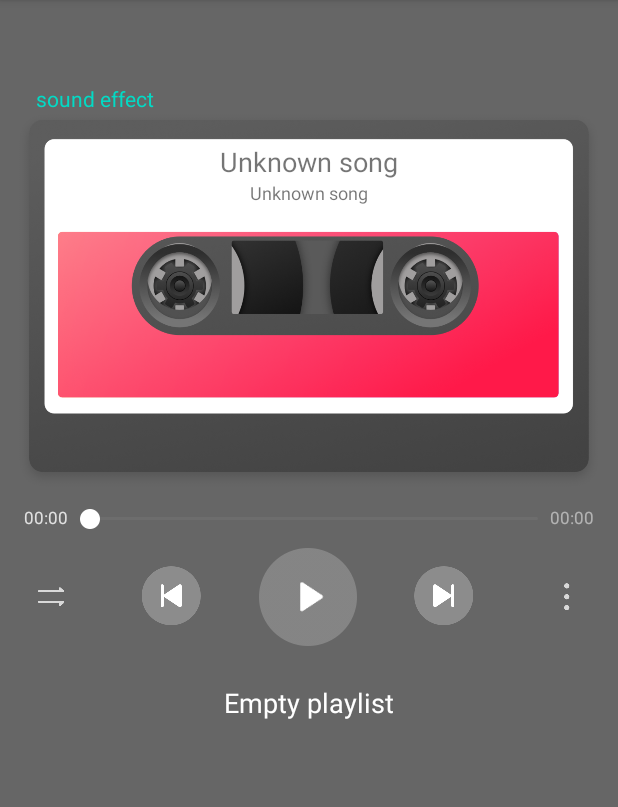
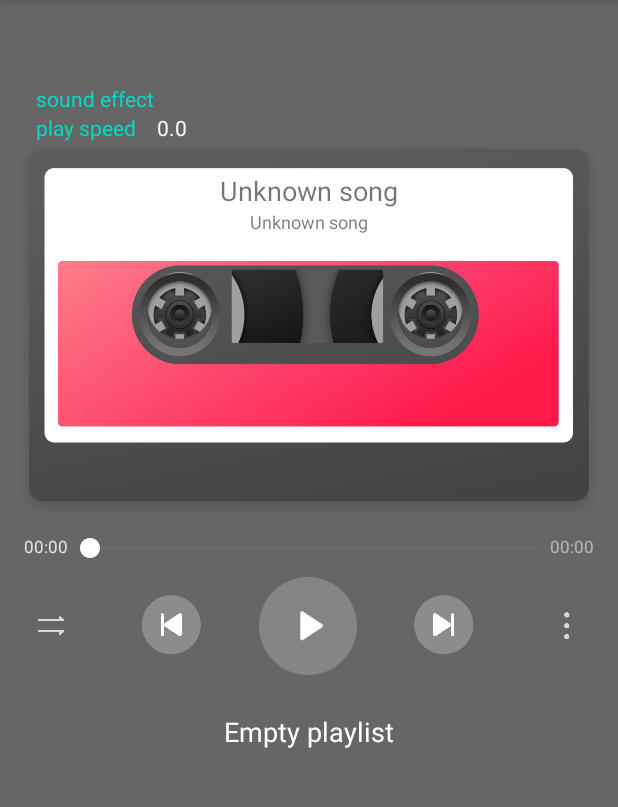
Before and after one commit to HMS-Core/hms-audio-demo, an Android app: the screen it shows after launch (MainActivity), on a phone screen of 412 x 824 dp, the part 84-891 px from its top. Run offline under Robolectric (Android 15) with nearby library versions, the phone set to English and light mode, and no system bars; 22 statements that could not run were skipped.

Commit message:
Update app/gradle

```diff
--- a/app/build.gradle
+++ b/app/build.gradle
@@ -49,7 +49,7 @@ dependencies {
     //noinspection GradleCompatible
     implementation 'androidx.appcompat:appcompat:1.1.0'
     implementation 'androidx.constraintlayout:constraintlayout:1.1.3'
-    implementation 'com.huawei.hms:audiokit-player:1.3.0.300'
+    implementation 'com.huawei.hms:audiokit-player:1.6.0.300'
     implementation 'com.google.android.material:material:1.1.0'
     implementation 'com.alibaba.android:vlayout:1.2.36'
 }
--- a/app/src/main/java/com/huawei/hms/audiokitdemo/MainActivity.java
+++ b/app/src/main/java/com/huawei/hms/audiokitdemo/MainActivity.java
@@ -21,6 +21,7 @@ import android.app.AlertDialog;
 import android.content.DialogInterface;
 import android.content.Intent;
 import android.content.pm.PackageManager;
+import android.os.Build;
 import android.os.Bundle;
 import android.util.Log;
 import android.view.View;
@@ -66,6 +67,8 @@ public class MainActivity extends AppCompatActivity implements View.OnClickListe
     private TextView mSongName;
 
     private TextView mSingerName;
+
+    private TextView mCurrentPlaySpeed;
 
     private static class CacheDialogNegativeButtonClickListener implements DialogInterface.OnClickListener {
         @Override
@@ -166,15 +169,20 @@ public class MainActivity extends AppCompatActivity implements View.OnClickListe
                 mNowPlayingFragment.updatePlayingPos();
             }
             PlayModeUtils.getInstance().updatePlayMode(MainActivity.this, mPlayModeView);
+            if (mCurrentPlaySpeed != null) {
+                mCurrentPlaySpeed.setText(PlayHelper.getInstance().getPlaySpeed()+"");
+            }
         }
     };
-
 
     @Override
     protected void onResume() {
         super.onResume();
         checkReadPermission();
         PlayModeUtils.getInstance().updatePlayMode(this, mPlayModeView);
+        if (mCurrentPlaySpeed != null) {
+            mCurrentPlaySpeed.setText(PlayHelper.getInstance().getPlaySpeed()+"");
+        }
     }
 
     @Override
@@ -213,6 +221,10 @@ public class MainActivity extends AppCompatActivity implements View.OnClickListe
 
         mPlayModeView = ViewUtils.findViewById(this, R.id.playmode_imagebutton);
         mPlayModeView.setOnClickListener(this);
+
+        TextView mPlaySpeed = ViewUtils.findViewById(this, R.id.tv_play_speed);
+        mPlaySpeed.setOnClickListener(this);
+        mCurrentPlaySpeed = ViewUtils.findViewById(this, R.id.tv_cur_play_speed);
     }
 
     private void addFragment(int id, Fragment fragment) {
@@ -233,6 +245,9 @@ public class MainActivity extends AppCompatActivity implements View.OnClickListe
                 break;
             case R.id.setting_content_layout:
                 showMenuDialog();
+                break;
+            case R.id.tv_play_speed:
+                showPlaySpeedMenuDialog();
                 break;
             default:
                 break;
@@ -255,12 +270,37 @@ public class MainActivity extends AppCompatActivity implements View.OnClickListe
      * checkReadPermission
      */
     private void checkReadPermission() {
-        if (ContextCompat.checkSelfPermission(this,
-                Manifest.permission.WRITE_EXTERNAL_STORAGE) != PackageManager.PERMISSION_GRANTED) {
-            ActivityCompat.requestPermissions(this,
-                    new String[]{Manifest.permission.WRITE_EXTERNAL_STORAGE, Manifest.permission.READ_EXTERNAL_STORAGE},
-                    1);
+        Log.i(TAG, "checkReadPermission： " + Build.VERSION.SDK_INT);
+        String permission;
+        if (Build.VERSION.SDK_INT >= Build.VERSION_CODES.TIRAMISU) {
+            permission = Manifest.permission.READ_MEDIA_VIDEO;
+        } else {
+            permission = Manifest.permission.READ_EXTERNAL_STORAGE;
         }
+        boolean readIsGranted = ContextCompat.checkSelfPermission(this, permission) == PackageManager.PERMISSION_GRANTED;
+        Log.i(TAG, "checkReadPermission： readIsGranted == " + readIsGranted);
+        if (readIsGranted) {
+            return;
+        }
+        ActivityCompat.requestPermissions(this,
+                new String[]{permission},
+                1);
+    }
+
+    /**
+     * 展示设置倍速弹框
+     */
+    private void showPlaySpeedMenuDialog() {
+        AlertDialog.Builder builder = new AlertDialog.Builder(this);
+        builder.setItems(R.array.menu_play_speed_items, new DialogInterface.OnClickListener() {
+            @Override
+            public void onClick(DialogInterface dialog, int which) {
+                Log.i(TAG, "showPlaySpeedMenuDialog,which: " + which);
+                PlayHelper.getInstance().setPlaySpeed(which);
+                mCurrentPlaySpeed.setText(PlayHelper.getInstance().getPlaySpeed()+"");
+            }
+        });
+        builder.create().show();
     }
 
     private void showMenuDialog() {
--- a/app/src/main/java/com/huawei/hms/audiokitdemo/bean/OrdinaryBean.java
+++ b/app/src/main/java/com/huawei/hms/audiokitdemo/bean/OrdinaryBean.java
@@ -7,8 +7,6 @@ public class OrdinaryBean {
     public boolean using;
 
     public String resId;
-
-    public int type;
 
     public OrdinaryBean(String name) {
         this.name = name;
--- a/app/src/main/java/com/huawei/hms/audiokitdemo/constant/SampleData.java
+++ b/app/src/main/java/com/huawei/hms/audiokitdemo/constant/SampleData.java
@@ -23,7 +23,6 @@ import android.provider.MediaStore;
 import android.util.Log;
 
 import com.huawei.hms.api.bean.HwAudioPlayItem;
-import com.huawei.hms.audiokitdemo.R;
 
 import java.io.File;
 import java.util.ArrayList;
@@ -45,29 +44,30 @@ public class SampleData {
      */
     public List<HwAudioPlayItem> getOnlinePlaylist() {
         List<HwAudioPlayItem> playItemList = new ArrayList<>();
-        HwAudioPlayItem audioPlayItem1 = new HwAudioPlayItem();
-        audioPlayItem1.setAudioId("1000");
-        audioPlayItem1.setSinger("Taoge");
-        audioPlayItem1.setOnlinePath("https://lfmusicservice.hwcloudtest.cn:18084/HMS/audio/Taoge-chengshilvren.mp3");
-        audioPlayItem1.setOnline(1);
-        audioPlayItem1.setAudioTitle("chengshilvren");
-        playItemList.add(audioPlayItem1);
+        HwAudioPlayItem audioPlayItem4 = new HwAudioPlayItem();
+        audioPlayItem4.setAudioId("1003");
+        audioPlayItem4.setSinger("李昊瀚");
+        audioPlayItem4.setOnlinePath("http://mpge.5nd.com/2007/2007new/s/11670/7.mp3");
+        audioPlayItem4.setOnline(1);
+        audioPlayItem4.setAudioTitle("如果爱能早些说出来");
+        playItemList.add(audioPlayItem4);
 
-        HwAudioPlayItem audioPlayItem2 = new HwAudioPlayItem();
-        audioPlayItem2.setAudioId("1001");
-        audioPlayItem2.setSinger("Taoge");
-        audioPlayItem2.setOnlinePath("https://lfmusicservice.hwcloudtest.cn:18084/HMS/audio/Taoge-dayu.mp3");
-        audioPlayItem2.setOnline(1);
-        audioPlayItem2.setAudioTitle("dayu");
-        playItemList.add(audioPlayItem2);
+        HwAudioPlayItem audioPlayItem5 = new HwAudioPlayItem();
+        audioPlayItem5.setAudioId("1004");
+        audioPlayItem5.setSinger("沙宝亮");
+        audioPlayItem5.setOnlinePath("http://mpge.5nd.com/2010/2010b/2013-9-22/60951/8.mp3");
+        audioPlayItem5.setOnline(1);
+        audioPlayItem5.setAudioTitle("爱的省略号");
+        playItemList.add(audioPlayItem5);
 
-        HwAudioPlayItem audioPlayItem3 = new HwAudioPlayItem();
-        audioPlayItem3.setAudioId("1002");
-        audioPlayItem3.setSinger("Taoge");
-        audioPlayItem3.setOnlinePath("https://lfmusicservice.hwcloudtest.cn:18084/HMS/audio/Taoge-wangge.mp3");
-        audioPlayItem3.setOnline(1);
-        audioPlayItem3.setAudioTitle("wangge");
-        playItemList.add(audioPlayItem3);
+        HwAudioPlayItem audioPlayItem6 = new HwAudioPlayItem();
+        audioPlayItem6.setAudioId("1005");
+        audioPlayItem6.setSinger("徐誉滕");
+        audioPlayItem6.setOnlinePath("http://mpge.5nd.com/2015/2015-3-9/66167/2.mp3");
+        audioPlayItem6.setOnline(1);
+        audioPlayItem6.setAudioTitle("偶尔回忆");
+        playItemList.add(audioPlayItem6);
+
         return playItemList;
     }
 
--- a/app/src/main/java/com/huawei/hms/audiokitdemo/sdk/PlayHelper.java
+++ b/app/src/main/java/com/huawei/hms/audiokitdemo/sdk/PlayHelper.java
@@ -73,6 +73,11 @@ public class PlayHelper {
     private SampleData sampleData = new SampleData();
 
     private HwAudioEffectManager effectManager;
+
+    /**
+     * 倍率数组
+     */
+    private String[] speedValues = {"0.5", "0.75", "1", "1.25", "1.5", "2"};
 
     private PlayHelper() {
     }
@@ -539,4 +544,31 @@ public class PlayHelper {
         size = Math.min(size, 200 * SIZE_M);
         mHwAudioConfigManager.setPlayCacheSize(size * SIZE_M);
     }
+
+    /**
+     * set Play Speed
+     *
+     * @param index
+     */
+    public void setPlaySpeed(int index){
+        Log.i(TAG, "setPlaySpeed: " + index);
+        if (mHwAudioPlayerManager == null) {
+            Log.w(TAG, "setPlaySpeed err");
+            return;
+        }
+        mHwAudioPlayerManager.setPlaySpeed(Float.valueOf(speedValues[index]));
+    }
+
+    /**
+     * get Play Speed
+     *
+     */
+    public float getPlaySpeed(){
+        Log.i(TAG, "getPlaySpeed");
+        if (mHwAudioPlayerManager == null) {
+            Log.w(TAG, "getPlaySpeed err");
+            return 0;
+        }
+        return mHwAudioPlayerManager.getPlaySpeed();
+    }
 }
--- a/app/src/main/java/com/huawei/hms/audiokitdemo/sdk/SubINotificationFactory.java
+++ b/app/src/main/java/com/huawei/hms/audiokitdemo/sdk/SubINotificationFactory.java
@@ -132,7 +132,8 @@ public class SubINotificationFactory implements INotificationFactory {
         Log.i(TAG, "getCancelPendingIntent");
         Intent closeIntent = new Intent(PlayActions.CANCEL_NOTIFICATION);
         closeIntent.setPackage(application.getPackageName());
-        return PendingIntent.getBroadcast(application, 2, closeIntent, PendingIntent.FLAG_UPDATE_CURRENT);
+        return PendingIntent.getBroadcast(application, 2, closeIntent,
+                Build.VERSION.SDK_INT > Build.VERSION_CODES.R ? PendingIntent.FLAG_IMMUTABLE : PendingIntent.FLAG_UPDATE_CURRENT);
     }
 
     /**
@@ -145,6 +146,7 @@ public class SubINotificationFactory implements INotificationFactory {
         intent.addCategory("android.intent.category.LAUNCHER");
         intent.setClass(application.getBaseContext(), MainActivity.class);
         intent.setFlags(Intent.FLAG_ACTIVITY_NEW_TASK | Intent.FLAG_ACTIVITY_RESET_TASK_IF_NEEDED);
-        return PendingIntent.getActivity(application, 0, intent, 0);
+        return PendingIntent.getActivity(application, 0, intent,
+                Build.VERSION.SDK_INT > Build.VERSION_CODES.R ? PendingIntent.FLAG_IMMUTABLE : 0);
     }
 }
--- a/app/src/main/java/com/huawei/hms/audiokitdemo/ui/effect/SoundEffectChosenFragment.java
+++ b/app/src/main/java/com/huawei/hms/audiokitdemo/ui/effect/SoundEffectChosenFragment.java
@@ -180,6 +180,7 @@ public class SoundEffectChosenFragment extends BaseUIFragment {
             // sound effect set success
             if (i == 0) {
                 chooseAdapter.setSelect(pos, true);
+                SoundEffectHelper.getInstance().setSoundChosenLightOn(true);
                 chosenSoundEffectSwitchAdapter.notifyDataSetChanged();
             }
         }
--- a/app/src/main/java/com/huawei/hms/audiokitdemo/ui/effect/SoundEffectOrdinaryFragment.java
+++ b/app/src/main/java/com/huawei/hms/audiokitdemo/ui/effect/SoundEffectOrdinaryFragment.java
@@ -202,7 +202,6 @@ public class SoundEffectOrdinaryFragment extends BaseUIFragment {
                 }
                 OrdinaryBean ordinaryBean = new OrdinaryBean(hwAudioEffectItem.getName());
                 ordinaryBean.resId = hwAudioEffectItem.getResId();
-                ordinaryBean.type = hwAudioEffectItem.getType();
                 tempList.add(ordinaryBean);
             }
             adapter.setOrdinaryList(tempList);
--- a/app/src/main/res/layout/activity_main.xml
+++ b/app/src/main/res/layout/activity_main.xml
@@ -66,6 +66,26 @@
 
     <LinearLayout
         android:layout_width="match_parent"
+        android:layout_height="wrap_content"
+        android:orientation="horizontal">
+        <TextView
+            android:text="@string/play_speed"
+            android:id="@+id/tv_play_speed"
+            android:layout_marginStart="24dp"
+            android:textColor="@color/colorAccent"
+            android:layout_width="wrap_content"
+            android:layout_height="wrap_content"/>
+        <TextView
+            android:text="---"
+            android:id="@+id/tv_cur_play_speed"
+            android:layout_marginStart="14dp"
+            android:textColor="@color/windowBackground_color"
+            android:layout_width="wrap_content"
+            android:layout_height="wrap_content"/>
+    </LinearLayout>
+
+    <LinearLayout
+        android:layout_width="match_parent"
         android:layout_height="250dp"
         android:layout_marginStart="12dp"
         android:layout_marginEnd="12dp"
@@ -129,11 +149,10 @@
             android:layout_height="36dp"
             android:layout_below="@id/pro_layout"
             android:layout_alignParentEnd="true"
+            android:layout_marginTop="14.5dp"
             android:layout_marginEnd="16dp"
-            android:src="@drawable/menu_more_normal"
             android:scaleType="center"
-            android:layout_marginTop="14.5dp">
-        </ImageView>
+            android:src="@drawable/menu_more_normal"></ImageView>
         <FrameLayout
             android:id="@+id/playback_play_layout"
             android:layout_width="wrap_content"
--- a/app/src/main/res/values/array.xml
+++ b/app/src/main/res/values/array.xml
@@ -22,4 +22,13 @@
         <item>@string/set_cache</item>
         <item>@string/set_play</item>
     </string-array>
+
+    <string-array name="menu_play_speed_items">
+        <item>0.5</item>
+        <item>0.75</item>
+        <item>1</item>
+        <item>1.25</item>
+        <item>1.5</item>
+        <item>2</item>
+    </string-array>
 </resources>
--- a/app/src/main/res/values/strings.xml
+++ b/app/src/main/res/values/strings.xml
@@ -72,6 +72,7 @@
     <string name="sound_fantasy_acg_des">"Let the fantasy vibe carry you away"</string>
 
     <string name="sound_effect">"sound effect"</string>
+    <string name="play_speed">"play speed"</string>
 
     <string name="featured">"Featured"</string>
     <string name="common">"Common"</string>
```
Also changed, not shown: app/src/main/AndroidManifest.xml (+13 -3 lines), app/src/main/java/com/huawei/hms/audiokitdemo/adapter/BaseSoundEffectSwitchAdapter.java (+6 -3 lines), app/src/main/java/com/huawei/hms/audiokitdemo/adapter/OrdinaryEffectSwitchAdapter.java (+35 -0 lines), build.gradle (+16 -12 lines), gradle/wrapper/gradle-wrapper.properties, 4 other files. Lines whose indentation alone changed are shown as unchanged.
